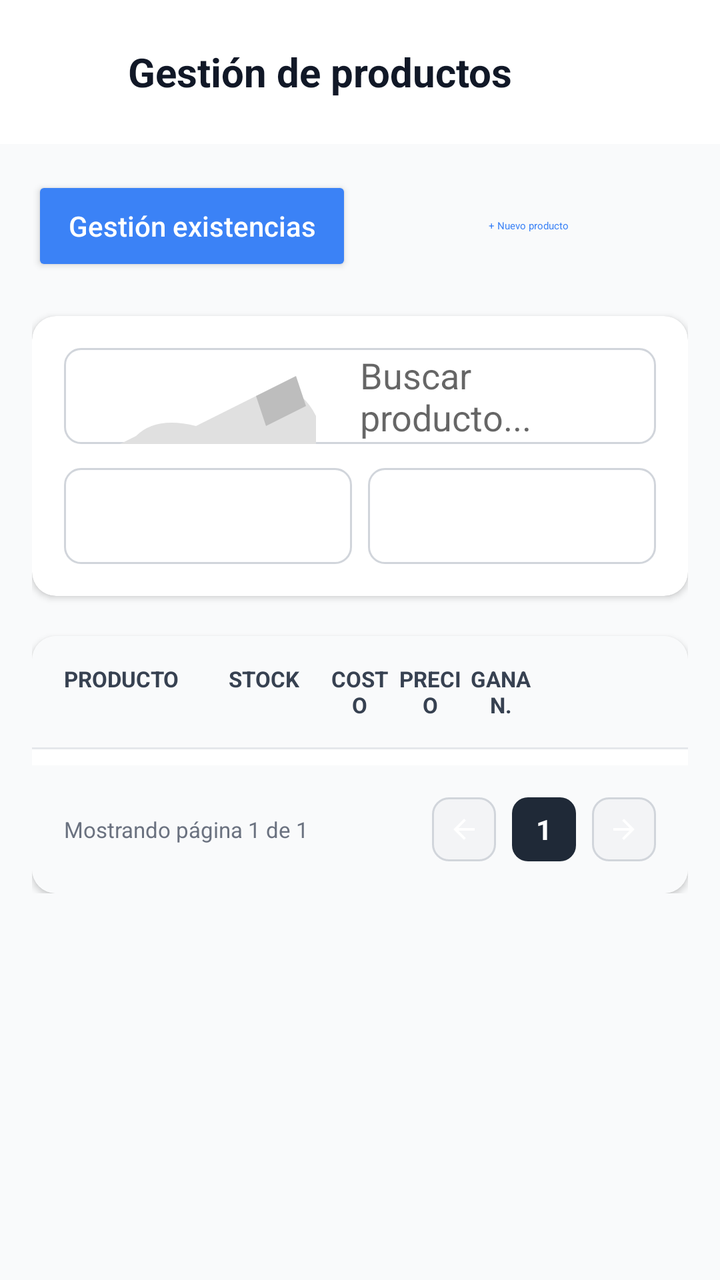
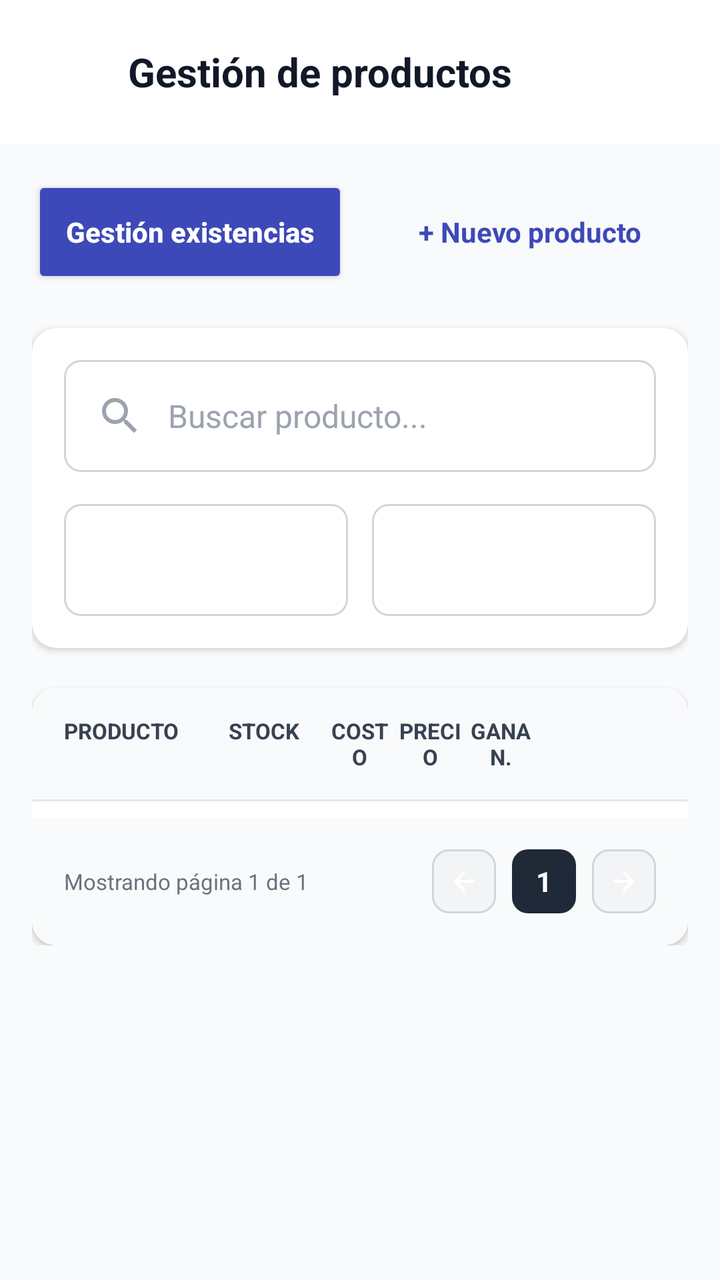

Screens rendered from an Android XML layout before and after an edit, with the pre-edit source and the edit as a unified diff.
<!-- AndroidManifest.xml: application theme Theme.MarentsApp -->
<!-- res/layout/fragment_productos_admin.xml -->
<?xml version="1.0" encoding="utf-8"?>
<LinearLayout xmlns:android="http://schemas.android.com/apk/res/android"
    xmlns:app="http://schemas.android.com/apk/res-auto"
    android:layout_width="match_parent"
    android:layout_height="match_parent"
    android:orientation="vertical"
    android:background="#F9FAFB">

    
    <LinearLayout
        android:layout_width="match_parent"
        android:layout_height="wrap_content"
        android:orientation="horizontal"
        android:padding="16dp"
        android:gravity="center_vertical"
        android:background="#FFFFFF">

        <ImageButton
            android:id="@+id/btnBack"
            android:layout_width="40dp"
            android:layout_height="40dp"
            android:background="?attr/selectableItemBackgroundBorderless"
            android:src="@drawable/ic_arrow_back"
            app:tint="#111827" />

        <TextView
            android:layout_width="0dp"
            android:layout_height="wrap_content"
            android:layout_weight="1"
            android:layout_marginStart="8dp"
            android:text="Gestión de productos"
            android:textColor="#111827"
            android:textSize="20sp"
            android:textStyle="bold" />

        <ImageButton
            android:id="@+id/btnHome"
            android:layout_width="40dp"
            android:layout_height="40dp"
            android:background="?attr/selectableItemBackgroundBorderless"
            android:src="@drawable/ic_home"
            app:tint="#111827" />
    </LinearLayout>

    <ScrollView
        android:layout_width="match_parent"
        android:layout_height="match_parent">

        <LinearLayout
            android:layout_width="match_parent"
            android:layout_height="wrap_content"
            android:orientation="vertical"
            android:padding="16dp">

            
            <LinearLayout
                android:layout_width="match_parent"
                android:layout_height="wrap_content"
                android:orientation="horizontal"
                android:gravity="center">

                <Button
                    android:id="@+id/btnGestionExistencias"
                    android:layout_width="0dp"
                    android:layout_height="50dp"
                    android:layout_weight="1"
                    android:text="Gestión existencias"
                    android:textAllCaps="false"
                    android:backgroundTint="#3B82F6"
                    android:textColor="#FFFFFF"
                    app:cornerRadius="8dp"
                    android:layout_marginEnd="8dp" />

                <Button
                    android:id="@+id/btnNuevoProducto"
                    android:layout_width="0dp"
                    android:layout_height="50dp"
                    android:layout_weight="1"
                    android:text="+ Nuevo producto"
                    android:textAllCaps="false"
                    android:backgroundTint="#FFFFFF"
                    android:textColor="#3B82F6"
                    style="@style/Widget.MaterialComponents.Button.OutlinedButton"
                    app:strokeColor="#3B82F6"
                    app:cornerRadius="8dp" />
            </LinearLayout>

            
            <androidx.cardview.widget.CardView
                android:layout_width="match_parent"
                android:layout_height="wrap_content"
                android:layout_marginTop="20dp"
                app:cardCornerRadius="12dp"
                app:cardElevation="2dp">

                <LinearLayout
                    android:layout_width="match_parent"
                    android:layout_height="wrap_content"
                    android:orientation="vertical"
                    android:padding="16dp">

                    <EditText
                        android:id="@+id/etBuscar"
                        android:layout_width="match_parent"
                        android:layout_height="48dp"
                        android:background="@drawable/bg_input_field"
                        android:hint="Buscar producto..."
                        android:paddingHorizontal="16dp"
                        android:drawableStart="@drawable/ic_shoe_placeholder"
                        android:drawablePadding="12dp" />

                    <LinearLayout
                        android:layout_width="match_parent"
                        android:layout_height="wrap_content"
                        android:orientation="horizontal"
                        android:layout_marginTop="12dp">

                        <Spinner
                            android:id="@+id/spinnerCategorias"
                            android:layout_width="0dp"
                            android:layout_height="48dp"
                            android:layout_weight="1"
                            android:background="@drawable/bg_input_field"
                            android:layout_marginEnd="8dp" />

                        <Spinner
                            android:id="@+id/spinnerOrdenar"
                            android:layout_width="0dp"
                            android:layout_height="48dp"
                            android:layout_weight="1"
                            android:background="@drawable/bg_input_field" />
                    </LinearLayout>
                </LinearLayout>
            </androidx.cardview.widget.CardView>

            
            <androidx.cardview.widget.CardView
                android:layout_width="match_parent"
                android:layout_height="wrap_content"
                android:layout_marginTop="20dp"
                app:cardCornerRadius="12dp"
                app:cardElevation="2dp">

                <LinearLayout
                    android:layout_width="match_parent"
                    android:layout_height="wrap_content"
                    android:orientation="vertical">

                    
                    <LinearLayout
                        android:layout_width="match_parent"
                        android:layout_height="wrap_content"
                        android:orientation="horizontal"
                        android:paddingVertical="14dp"
                        android:paddingHorizontal="16dp"
                        android:background="#F9FAFB">

                        <TextView
                            android:layout_width="0dp"
                            android:layout_height="wrap_content"
                            android:layout_weight="2.2"
                            android:text="Producto"
                            android:textColor="#374151"
                            android:textSize="11sp"
                            android:textStyle="bold"
                            android:textAllCaps="true" />

                        <TextView
                            android:layout_width="45dp"
                            android:layout_height="wrap_content"
                            android:layout_marginEnd="8dp"
                            android:text="Stock"
                            android:textColor="#374151"
                            android:textSize="11sp"
                            android:textStyle="bold"
                            android:textAllCaps="true"
                            android:gravity="center" />

                        <TextView
                            android:layout_width="0dp"
                            android:layout_height="wrap_content"
                            android:layout_weight="1"
                            android:text="Costo"
                            android:textColor="#374151"
                            android:textSize="11sp"
                            android:textStyle="bold"
                            android:textAllCaps="true"
                            android:gravity="center" />

                        <TextView
                            android:layout_width="0dp"
                            android:layout_height="wrap_content"
                            android:layout_weight="1"
                            android:text="Precio"
                            android:textColor="#374151"
                            android:textSize="11sp"
                            android:textStyle="bold"
                            android:textAllCaps="true"
                            android:gravity="center" />

                        <TextView
                            android:layout_width="0dp"
                            android:layout_height="wrap_content"
                            android:layout_weight="1"
                            android:text="Ganan."
                            android:textColor="#374151"
                            android:textSize="11sp"
                            android:textStyle="bold"
                            android:textAllCaps="true"
                            android:gravity="center" />

                        <View
                            android:layout_width="60dp"
                            android:layout_height="0dp" />
                    </LinearLayout>

                    <View
                        android:layout_width="match_parent"
                        android:layout_height="1dp"
                        android:background="#E5E7EB" />

                    
                    <androidx.recyclerview.widget.RecyclerView
                        android:id="@+id/recyclerViewProductos"
                        android:layout_width="match_parent"
                        android:layout_height="wrap_content"
                        android:paddingBottom="8dp" />

                    
                    <LinearLayout
                        android:id="@+id/layoutEmpty"
                        android:layout_width="match_parent"
                        android:layout_height="200dp"
                        android:gravity="center"
                        android:orientation="vertical"
                        android:visibility="gone">
                        <TextView
                            android:layout_width="wrap_content"
                            android:layout_height="wrap_content"
                            android:text="No hay productos disponibles"
                            android:textColor="#6B7280" />
                    </LinearLayout>

                    
                    <LinearLayout
                        android:layout_width="match_parent"
                        android:layout_height="wrap_content"
                        android:orientation="horizontal"
                        android:padding="16dp"
                        android:gravity="center"
                        android:background="#F9FAFB">

                        <TextView
                            android:id="@+id/tvInfoPaginacion"
                            android:layout_width="wrap_content"
                            android:layout_height="wrap_content"
                            android:text="Mostrando página 1 de 1"
                            android:textColor="#6B7280"
                            android:textSize="11sp" />

                        <View
                            android:layout_width="0dp"
                            android:layout_height="0dp"
                            android:layout_weight="1" />

                        <ImageButton
                            android:id="@+id/btnAnterior"
                            android:layout_width="32dp"
                            android:layout_height="32dp"
                            android:background="@drawable/bg_talla"
                            android:src="@drawable/ic_arrow_back"
                            app:tint="#374151"
                            android:padding="8dp"
                            android:scaleType="centerInside" />

                        <TextView
                            android:id="@+id/tvPaginaActual"
                            android:layout_width="32dp"
                            android:layout_height="32dp"
                            android:layout_marginHorizontal="8dp"
                            android:background="@drawable/bg_button_dark"
                            android:backgroundTint="#1F2937"
                            android:gravity="center"
                            android:text="1"
                            android:textColor="#FFFFFF"
                            android:textStyle="bold" />

                        <ImageButton
                            android:id="@+id/btnSiguiente"
                            android:layout_width="32dp"
                            android:layout_height="32dp"
                            android:background="@drawable/bg_talla"
                            android:src="@drawable/ic_arrow_back"
                            android:rotation="180"
                            app:tint="#374151"
                            android:padding="8dp"
                            android:scaleType="centerInside" />
                    </LinearLayout>

                </LinearLayout>
            </androidx.cardview.widget.CardView>

            <ProgressBar
                android:id="@+id/progressBar"
                android:layout_width="wrap_content"
                android:layout_height="wrap_content"
                android:layout_gravity="center"
                android:layout_marginTop="20dp"
                android:visibility="gone" />

        </LinearLayout>
    </ScrollView>
</LinearLayout>
<!-- resources referenced by this layout -->
<resources>
  <!-- drawable bg_button_dark (drawable) -->
  <?xml version="1.0" encoding="utf-8"?>
  <shape xmlns:android="http://schemas.android.com/apk/res/android">
      <solid android:color="#1F2937" />
      <corners android:radius="8dp" />
  </shape>
  <!-- drawable bg_input_field (drawable) -->
  <?xml version="1.0" encoding="utf-8"?>
  <shape xmlns:android="http://schemas.android.com/apk/res/android"
      android:shape="rectangle">
      <solid android:color="@android:color/white" />
      <stroke
          android:width="1dp"
          android:color="#D1D5DB" />
      <corners android:radius="8dp" />
  </shape>
  <!-- drawable bg_talla (drawable) -->
  <?xml version="1.0" encoding="utf-8"?>
  <shape xmlns:android="http://schemas.android.com/apk/res/android"
      android:shape="rectangle">
      <solid android:color="#F3F4F6" />
      <corners android:radius="8dp" />
      <stroke
          android:width="1dp"
          android:color="#D1D5DB" />
  </shape>
  <!-- drawable ic_arrow_back (drawable) -->
  <?xml version="1.0" encoding="utf-8"?>
  <vector xmlns:android="http://schemas.android.com/apk/res/android"
      android:width="24dp"
      android:height="24dp"
      android:viewportWidth="24"
      android:viewportHeight="24">
      <path
          android:fillColor="#FFFFFF"
          android:pathData="M20,11H7.83l5.59,-5.59L12,4l-8,8 8,8 1.41,-1.41L7.83,13H20v-2z"/>
  </vector>
  <!-- drawable ic_home (drawable) -->
  <vector xmlns:android="http://schemas.android.com/apk/res/android"
      android:width="24dp"
      android:height="24dp"
      android:viewportWidth="24"
      android:viewportHeight="24">
      <path
          android:fillColor="#FFFFFF"
          android:pathData="M10,20v-6h4v6h5v-8h3L12,3 2,12h3v8z"/>
  </vector>
  <!-- drawable ic_shoe_placeholder (drawable) -->
  <?xml version="1.0" encoding="utf-8"?>
  <vector xmlns:android="http://schemas.android.com/apk/res/android"
      android:width="120dp"
      android:height="120dp"
      android:viewportWidth="120"
      android:viewportHeight="120">
      <path
          android:fillColor="#E0E0E0"
          android:pathData="M20,80 Q30,70 50,75 L80,60 Q100,50 110,70 L110,85 Q110,95 90,95 L30,95 Q10,95 10,85 Z"/>
      <path
          android:fillColor="#BDBDBD"
          android:pathData="M80,60 L100,50 L105,65 L85,75 Z"/>
      <path
          android:fillColor="#757575"
          android:pathData="M10,85 Q10,95 30,95 L90,95 Q110,95 110,85 L110,90 Q110,100 90,100 L30,100 Q10,100 10,90 Z"/>
  </vector>
  <style name="Theme.MarentsApp" parent="Theme.AppCompat.Light.NoActionBar" />
</resources>

<!-- the commit's change to res/layout/fragment_productos_admin.xml (unified diff, before → after) -->
@@ -32,14 +32,6 @@
             android:textColor="#111827"
             android:textSize="20sp"
             android:textStyle="bold" />
-
-        <ImageButton
-            android:id="@+id/btnHome"
-            android:layout_width="40dp"
-            android:layout_height="40dp"
-            android:background="?attr/selectableItemBackgroundBorderless"
-            android:src="@drawable/ic_home"
-            app:tint="#111827" />
     </LinearLayout>
 
     <ScrollView
@@ -59,30 +51,37 @@
                 android:orientation="horizontal"
                 android:gravity="center">
 
-                <Button
-                    android:id="@+id/btnGestionExistencias"
-                    android:layout_width="0dp"
-                    android:layout_height="50dp"
-                    android:layout_weight="1"
-                    android:text="Gestión existencias"
-                    android:textAllCaps="false"
-                    android:backgroundTint="#3B82F6"
-                    android:textColor="#FFFFFF"
-                    app:cornerRadius="8dp"
-                    android:layout_marginEnd="8dp" />
-
-                <Button
-                    android:id="@+id/btnNuevoProducto"
-                    android:layout_width="0dp"
-                    android:layout_height="50dp"
-                    android:layout_weight="1"
-                    android:text="+ Nuevo producto"
-                    android:textAllCaps="false"
-                    android:backgroundTint="#FFFFFF"
-                    android:textColor="#3B82F6"
-                    style="@style/Widget.MaterialComponents.Button.OutlinedButton"
-                    app:strokeColor="#3B82F6"
-                    app:cornerRadius="8dp" />
+                    <Button
+                        android:id="@+id/btnGestionExistencias"
+                        android:layout_width="0dp"
+                        android:layout_height="56dp"
+                        android:layout_weight="1"
+                        android:text="Gestión existencias"
+                        android:textAllCaps="false"
+                        android:backgroundTint="#3D49B8"
+                        android:textColor="#FFFFFF"
+                        app:cornerRadius="12dp"
+                        android:layout_marginEnd="12dp"
+                        android:textSize="14sp"
+                        android:textStyle="bold"
+                        android:elevation="0dp" />
+
+                    <Button
+                        android:id="@+id/btnNuevoProducto"
+                        android:layout_width="0dp"
+                        android:layout_height="56dp"
+                        android:layout_weight="1"
+                        android:text="+ Nuevo producto"
+                        android:textAllCaps="false"
+                        android:backgroundTint="#FFFFFF"
+                        android:textColor="#3D49B8"
+                        style="@style/Widget.MaterialComponents.Button.OutlinedButton"
+                        app:strokeColor="#3D49B8"
+                        app:strokeWidth="2dp"
+                        app:cornerRadius="12dp"
+                        android:textSize="14sp"
+                        android:textStyle="bold"
+                        android:elevation="0dp" />
             </LinearLayout>
 
             
@@ -99,37 +98,45 @@
                     android:orientation="vertical"
                     android:padding="16dp">
 
-                    <EditText
-                        android:id="@+id/etBuscar"
-                        android:layout_width="match_parent"
-                        android:layout_height="48dp"
-                        android:background="@drawable/bg_input_field"
-                        android:hint="Buscar producto..."
-                        android:paddingHorizontal="16dp"
-                        android:drawableStart="@drawable/ic_shoe_placeholder"
-                        android:drawablePadding="12dp" />
-
-                    <LinearLayout
-                        android:layout_width="match_parent"
-                        android:layout_height="wrap_content"
-                        android:orientation="horizontal"
-                        android:layout_marginTop="12dp">
-
-                        <Spinner
-                            android:id="@+id/spinnerCategorias"
-                            android:layout_width="0dp"
-                            android:layout_height="48dp"
-                            android:layout_weight="1"
+                        <EditText
+                            android:id="@+id/etBuscar"
+                            android:layout_width="match_parent"
+                            android:layout_height="56dp"
                             android:background="@drawable/bg_input_field"
-                            android:layout_marginEnd="8dp" />
-
-                        <Spinner
-                            android:id="@+id/spinnerOrdenar"
-                            android:layout_width="0dp"
-                            android:layout_height="48dp"
-                            android:layout_weight="1"
-                            android:background="@drawable/bg_input_field" />
-                    </LinearLayout>
+                            android:hint="Buscar producto..."
+                            android:paddingHorizontal="16dp"
+                            android:drawableStart="@drawable/ic_search"
+                        
+                        
+                            android:drawablePadding="12dp"
+                            android:textSize="16sp"
+                            android:textColor="#111827"
+                            android:textColorHint="#9CA3AF"
+                             />
+
+                        <LinearLayout
+                            android:layout_width="match_parent"
+                            android:layout_height="wrap_content"
+                            android:orientation="horizontal"
+                            android:layout_marginTop="16dp">
+
+                            <Spinner
+                                android:id="@+id/spinnerCategorias"
+                                android:layout_width="0dp"
+                                android:layout_height="56dp"
+                                android:layout_weight="1"
+                                android:background="@drawable/bg_input_field"
+                                android:layout_marginEnd="12dp"
+                                android:paddingHorizontal="8dp" />
+
+                            <Spinner
+                                android:id="@+id/spinnerOrdenar"
+                                android:layout_width="0dp"
+                                android:layout_height="56dp"
+                                android:layout_weight="1"
+                                android:background="@drawable/bg_input_field"
+                                android:paddingHorizontal="8dp" />
+                        </LinearLayout>
                 </LinearLayout>
             </androidx.cardview.widget.CardView>
 
<!-- resource entries referenced after the edit -->
@@ -37,32 +37,15 @@
           android:fillColor="#FFFFFF"
           android:pathData="M20,11H7.83l5.59,-5.59L12,4l-8,8 8,8 1.41,-1.41L7.83,13H20v-2z"/>
   </vector>
-  <!-- drawable ic_home (drawable) -->
+  <!-- drawable ic_search (drawable) -->
   <vector xmlns:android="http://schemas.android.com/apk/res/android"
       android:width="24dp"
       android:height="24dp"
       android:viewportWidth="24"
       android:viewportHeight="24">
       <path
-          android:fillColor="#FFFFFF"
-          android:pathData="M10,20v-6h4v6h5v-8h3L12,3 2,12h3v8z"/>
-  </vector>
-  <!-- drawable ic_shoe_placeholder (drawable) -->
-  <?xml version="1.0" encoding="utf-8"?>
-  <vector xmlns:android="http://schemas.android.com/apk/res/android"
-      android:width="120dp"
-      android:height="120dp"
-      android:viewportWidth="120"
-      android:viewportHeight="120">
-      <path
-          android:fillColor="#E0E0E0"
-          android:pathData="M20,80 Q30,70 50,75 L80,60 Q100,50 110,70 L110,85 Q110,95 90,95 L30,95 Q10,95 10,85 Z"/>
-      <path
-          android:fillColor="#BDBDBD"
-          android:pathData="M80,60 L100,50 L105,65 L85,75 Z"/>
-      <path
-          android:fillColor="#757575"
-          android:pathData="M10,85 Q10,95 30,95 L90,95 Q110,95 110,85 L110,90 Q110,100 90,100 L30,100 Q10,100 10,90 Z"/>
+          android:fillColor="#9CA3AF"
+          android:pathData="M15.5,14h-0.79l-0.28,-0.27C15.41,12.59 16,11.11 16,9.5 16,5.91 13.09,3 9.5,3S3,5.91 3,9.5 5.91,16 9.5,16c1.61,0 3.09,-0.59 4.23,-1.57l0.27,0.28v0.79l5,4.99L20.49,19l-4.99,-5zM9.5,14C7.01,14 5,11.99 5,9.5S7.01,5 9.5,5 14,7.01 14,9.5 11.99,14 9.5,14z"/>
   </vector>
   <style name="Theme.MarentsApp" parent="Theme.AppCompat.Light.NoActionBar" />
 </resources>
